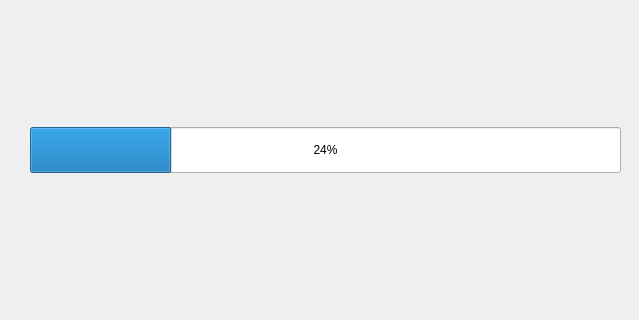
The window that UI_files/download_window.ui (kdv2001/OnlyFiles) describes before a commit, drawn with Qt 5; both pictures show x 0 to 639 and y 0 to 320 of the 639 by 461 pixel window.
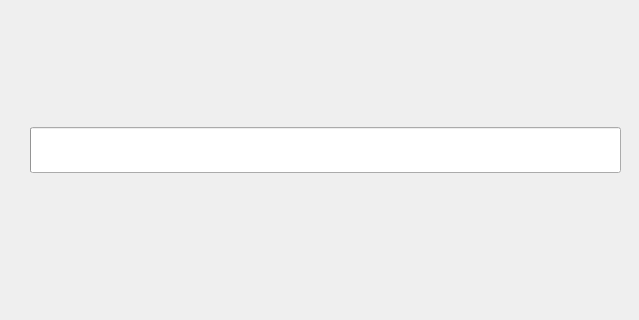
The same window after the commit.

Diff of the .ui file:
```diff
--- a/UI_files/download_window.ui
+++ b/UI_files/download_window.ui
@@ -60,9 +60,6 @@
         <height>46</height>
        </size>
       </property>
-      <property name="value">
-       <number>24</number>
-      </property>
      </widget>
     </item>
    </layout>
```
